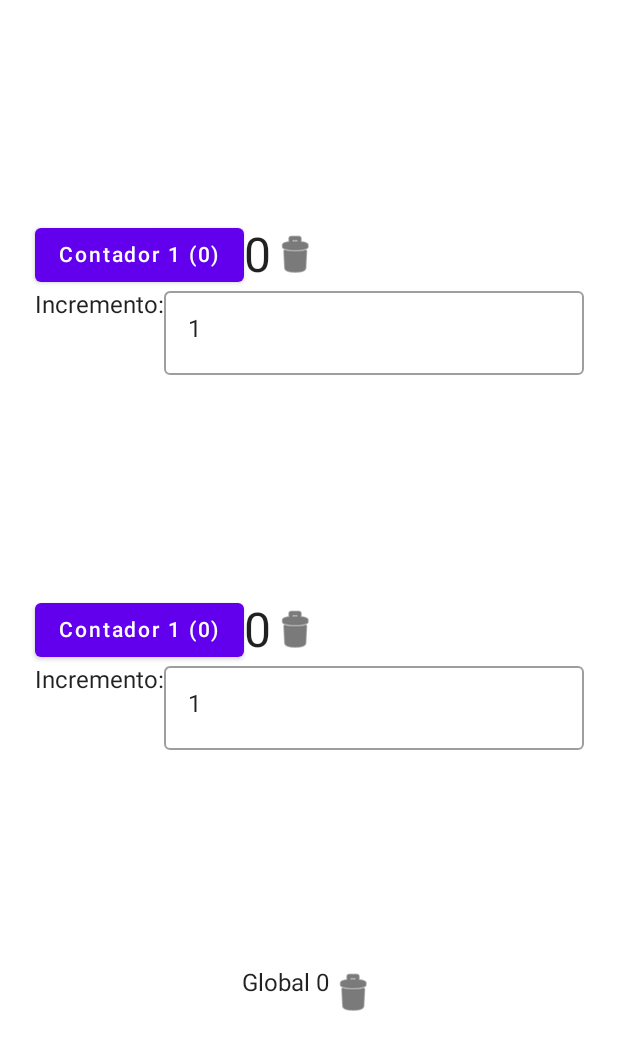
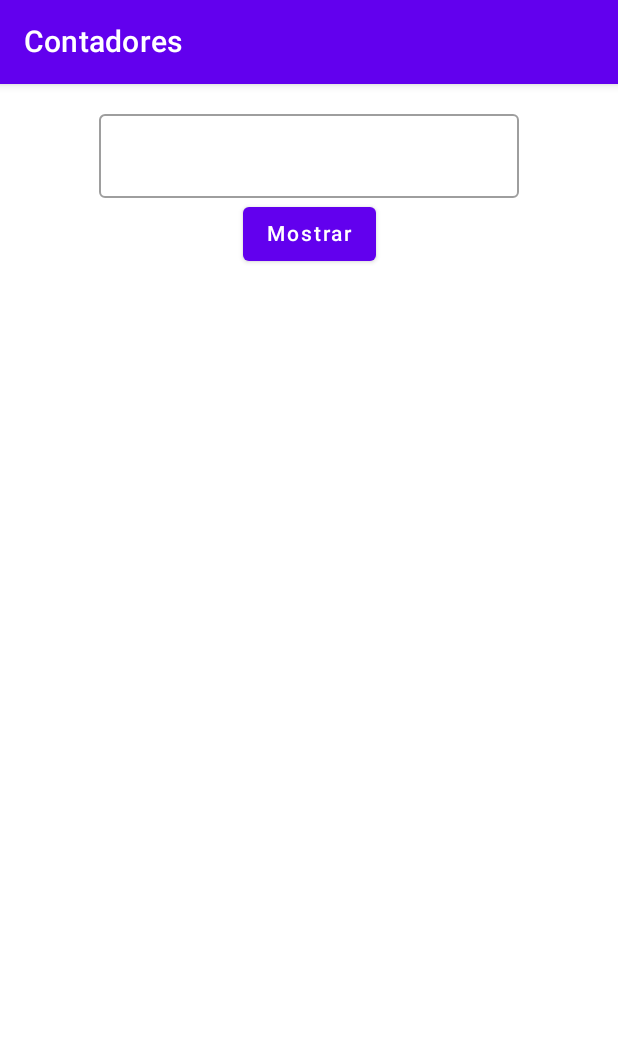
Before and after one commit to PabloAlvarezCalvo/PMDM-UD03-Examen, an Android app built with Jetpack Compose: the Ej01Screen screen opened through its navigation route, on a phone screen of 412 x 824 dp. Shown: the top 1050 px of the screen. Run offline under Robolectric (Android 15) with nearby library versions, the phone set to English and light mode, and no system bars.

Commit message:
No sé ya

```diff
--- a/app/src/main/java/com/pmdm/examen/ui/screens/MenuScreen.kt
+++ b/app/src/main/java/com/pmdm/examen/ui/screens/MenuScreen.kt
@@ -8,7 +8,9 @@ import androidx.compose.material.*
 import androidx.compose.runtime.Composable
 import androidx.compose.ui.Alignment
 import androidx.compose.ui.Modifier
+import androidx.compose.ui.res.stringResource
 import androidx.navigation.NavController
+import com.pmdm.examen.R
 import com.pmdm.examen.ui.navigation.Screens
 
 
@@ -16,7 +18,7 @@ import com.pmdm.examen.ui.navigation.Screens
 fun MainScreen(navController: NavController){
     val scaffoldState = rememberScaffoldState()
     Scaffold(scaffoldState = scaffoldState,
-        topBar = {TopAppBar(title={Text(text = "Examen Ev2 - Pablo AC")})},
+        topBar = {TopAppBar(title={Text(text = stringResource(R.string.examenEstudiante))})},
         content = { paddingValues ->
             Column(
                 modifier = Modifier
@@ -26,10 +28,10 @@ fun MainScreen(navController: NavController){
                 horizontalAlignment = Alignment.CenterHorizontally,
             ) {
                 Button(onClick = { navController.navigate(route = Screens.Ejercicio01.route) }) {
-                    Text(text = "Ejercicio 01")
+                    Text(text = stringResource(R.string.ejercicio01))
                 }
                 Button(onClick = { navController.navigate(route = Screens.Ejercicio02.route) }) {
-                    Text(text = "Ejercicio 02")
+                    Text(text = stringResource(R.string.ejercicio02))
                 }
             }
         }
--- a/app/src/main/java/com/pmdm/examen/ui/screens/ej01/Ej01Screen.kt
+++ b/app/src/main/java/com/pmdm/examen/ui/screens/ej01/Ej01Screen.kt
@@ -1,122 +1,112 @@
 package com.pmdm.examen.ui.screens.ej01
 
-import android.R
-import androidx.compose.foundation.clickable
-import androidx.compose.foundation.layout.Arrangement
-import androidx.compose.foundation.layout.Column
-import androidx.compose.foundation.layout.Row
-import androidx.compose.foundation.layout.fillMaxSize
+import androidx.compose.foundation.layout.*
 import androidx.compose.foundation.text.KeyboardOptions
-import androidx.compose.material.Button
-import androidx.compose.material.Icon
-import androidx.compose.material.OutlinedTextField
-import androidx.compose.material.Text
-import androidx.compose.runtime.Composable
-import androidx.compose.runtime.getValue
-import androidx.compose.runtime.mutableStateOf
+import androidx.compose.material.*
+import androidx.compose.runtime.*
 import androidx.compose.runtime.saveable.rememberSaveable
-import androidx.compose.runtime.setValue
 import androidx.compose.ui.Alignment
 import androidx.compose.ui.Modifier
-import androidx.compose.ui.focus.onFocusChanged
 import androidx.compose.ui.platform.LocalFocusManager
-import androidx.compose.ui.res.painterResource
+import androidx.compose.ui.res.stringResource
 import androidx.compose.ui.text.input.KeyboardType
-import androidx.compose.ui.unit.sp
+import androidx.compose.ui.tooling.preview.Preview
+import androidx.compose.ui.unit.dp
+import com.pmdm.examen.R
 
 @Composable
-fun Ej01Screen() {
-    var contador1 by rememberSaveable { mutableStateOf(0) }
-    var contador2 by rememberSaveable { mutableStateOf(0) }
-    var contadorGlobal by rememberSaveable { mutableStateOf(0) }
+@Preview
+fun Ej01Screen(){
+    var mostrarContadores by rememberSaveable{ mutableStateOf(false) }
+    var numeroContadores by rememberSaveable{ mutableStateOf(0) }
 
-    var incremento1 by rememberSaveable { mutableStateOf(1) }
-    var incremento2 by rememberSaveable { mutableStateOf(1) }
+    val focusManager = LocalFocusManager.current
 
-    var incrementoPrevio1 by rememberSaveable { mutableStateOf(1) }
-    var incrementoPrevio2 by rememberSaveable { mutableStateOf(1) }
+    var onMostrarClick = {
 
-    val incrementar1: () -> Unit = { contador1 += incremento1; contadorGlobal += incremento1 }
-    val incrementar2: () -> Unit = { contador2 += incremento2; contadorGlobal += incremento2 }
-    val modificarIncremento1: (Int) -> Unit = { incremento1 = it }
-    val modificarIncremento2: (Int) -> Unit = { incremento2 = it }
-    val modificarIncrementoPrevio1: (Int) -> Unit = { incrementoPrevio1 = it }
-    val modificarIncrementoPrevio2: (Int) -> Unit = { incrementoPrevio2 = it }
-    val borrar1: () -> Unit = { contador1 = 0 }
-    val borrar2: () -> Unit = { contador2 = 0 }
+    }
+    var onValueContadoresChange = {}
 
+
+    val scaffoldState = rememberScaffoldState()
+    Scaffold(scaffoldState = scaffoldState,
+        topBar = { TopAppBar(title={ Text(text = "Contadores") }) },
+        content = { paddingValues ->
             Column(
-        Modifier.fillMaxSize(),
+                modifier = Modifier
+                    .fillMaxSize()
+                    .padding(paddingValues),
+                verticalArrangement = Arrangement.Center,
                 horizontalAlignment = Alignment.CenterHorizontally,
-        verticalArrangement = Arrangement.SpaceEvenly,
             ) {
-        Contador(contador1, incremento1, incrementar1, modificarIncremento1, borrar1, incrementoPrevio1, modificarIncrementoPrevio1)
-
-        Contador(contador2, incremento2, incrementar2, modificarIncremento2, borrar2, incrementoPrevio2, modificarIncrementoPrevio2)
-
-        Row() {
-            Text(text = "Global $contadorGlobal")
-            Icon(painterResource(
-                id = android.R.drawable.ic_menu_delete
-            ),
-                contentDescription = "Icono borrar",
-                modifier = Modifier.clickable { contadorGlobal = 0 }
+                if (mostrarContadores) {
+                    PantallaContadores(numeroContadores, )
+                } else {
+                    DefinirContadores(numeroContadores, onMostrarClick, onValueContadoresChange, Modifier)
+                }
+            }
+        }
     )
 }
+
+@Composable
+fun PantallaContadores(
+    cantidadContadores: Int,
+) {
+    //var listaContadores by rememberSaveable{ mutableListOf(List<Int>) }
+    var listaContadores = List(cantidadContadores) { _ -> 0 }
+    val saveLista = rememberSaveable { mutableListOf(listaContadores) }
+
+    //val incrementar: () -> Unit = { contador1 += incremento1; contadorGlobal += incremento1 }
+
+    Column(modifier = Modifier.fillMaxSize()) {
+        for (i in 0 until cantidadContadores - 1) {
+            BloqueContador(listaContadores.get(i), Unit, Unit)
+        }
+    }
+
+}
+
+@Composable
+fun BloqueContador(
+    valor: Int,
+    incrementar: Unit,
+    decrementar: Unit,
+
+    ) {
+    Row(
+        modifier = Modifier
+            .fillMaxWidth()
+            .padding(20.dp),
+        horizontalArrangement = Arrangement.Center,
+    ){
+        Button(onClick = { incrementar } ){Text(text= stringResource(R.string.incrementar))}
+        Text(text = "$valor")
+        Button(onClick = { decrementar }){Text(text= stringResource(R.string.decrementar))}
     }
 }
 
 @Composable
-fun Contador(
-    contadorLocal: Int,
-    incremento: Int,
+fun DefinirContadores(
+    cantidadContadores: Int,
     onClick: () -> Unit,
-    onValueChange: (Int) -> Unit,
-    borrar: () -> Unit,
-    incrementoPrevio: Int,
-    modificarIncrementoPrevio : (Int) -> Unit
-
+    onValueChange: () -> Unit,
+    modifier: Modifier
 ) {
-    val focusManager = LocalFocusManager.current
-
-    Column(
-    ) {
-        Row(
-            horizontalArrangement = Arrangement.SpaceEvenly,
-            verticalAlignment = Alignment.CenterVertically
-        ) {
-            Button(
-                onClick = { onClick(); focusManager.clearFocus() },
-                enabled = incremento != 0
-            ) {
-                Text("Contador 1 ($contadorLocal)")
-            }
-            Text(text = "$contadorLocal", fontSize = 32.sp)
-            Icon(painterResource(
-                id = android.R.drawable.ic_menu_delete
-            ),
-                contentDescription = "Icono borrar",
-                modifier = Modifier.clickable { borrar() }
+    var text by remember { mutableStateOf("") }
+    Column(modifier = modifier
+        .fillMaxSize()
+        .padding(20.dp),
+        horizontalAlignment = Alignment.CenterHorizontally,
+        verticalArrangement = Arrangement.Top
+    ){
+        OutlinedTextField(
+            value = text,
+            onValueChange = { text = it },
+            placeholder = { stringResource(R.string.tfNumeroContadoresPlaceholder)},
+            keyboardOptions = KeyboardOptions(keyboardType = KeyboardType.Number),
         )
 
-        }
-        Row() {
-            Text(text = "Incremento:")
-            OutlinedTextField(
-                modifier = Modifier.onFocusChanged { onValueChange(incrementoPrevio) },
-                value = incremento.toString(),
-                onValueChange = {
-                    if (it.isNotBlank()) {
-                        onValueChange(it.toInt())
-                    } else {
-                        onValueChange(incrementoPrevio)
-                    }
-
-                    modificarIncrementoPrevio(it.toInt())
-                },
-                keyboardOptions = KeyboardOptions(keyboardType = KeyboardType.Number),
-
-                )
+        Button(onClick = onClick) { Text(text = stringResource(R.string.mostrar)) }
     }
 }
-}
--- a/app/src/main/res/values/strings.xml
+++ b/app/src/main/res/values/strings.xml
@@ -1,3 +1,12 @@
 <resources>
     <string name="app_name">ListaDeLaCompra</string>
+    <string name="tfNumeroContadoresPlaceholder">Número de contadores.</string>
+    <string name="examenEstudiante">Examen Ev2 - Pablo AC</string>
+    <string name="ejercicio01">Ejercicio 1</string>
+    <string name="ejercicio02">Ejercicio 2</string>
+    <string name="mostrar">Mostrar</string>
+    <string name="contadores">Contadores</string>
+    <string name="incrementar">Incrementar</string>
+    <string name="decrementar">Decrementar</string>
+    <string name="anhadir">Añadir</string>
 </resources>
```
Also changed, not shown: app/src/main/java/com/pmdm/examen/ui/screens/ej01/Ej01ScreenCasa.kt (added, +121 -0 lines), app/src/main/java/com/pmdm/examen/ui/screens/ej01/lsitacontadores.kt (added, +9 -0 lines), app/src/main/java/com/pmdm/examen/ui/screens/ej02/Chat.kt (deleted, +0 -14 lines), app/src/main/java/com/pmdm/examen/ui/screens/ej02/DataMessages.kt (deleted, +0 -59 lines), app/src/main/java/com/pmdm/examen/ui/screens/ej02/Ej02Screen.kt (+30 -8 lines), app/src/main/java/com/pmdm/examen/ui/screens/ej02/ListaContadores.kt (added, +46 -0 lines), app/src/main/java/com/pmdm/examen/ui/screens/ej02/MessageCard.kt (deleted, +0 -59 lines), app/src/main/java/com/pmdm/examen/ui/screens/ej02/ViewmodelListaContadores.kt (added, +7 -0 lines). Lines whose indentation alone changed are shown as unchanged.
